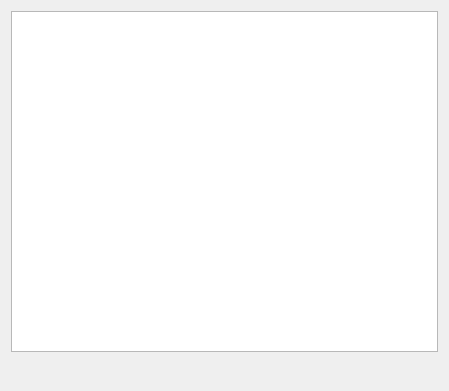
First picture: the form in src/plugin/rootbuilder/ui/rootbuilder_help.ui, repository Kezyma/ModOrganizer-Plugins, before the edit.
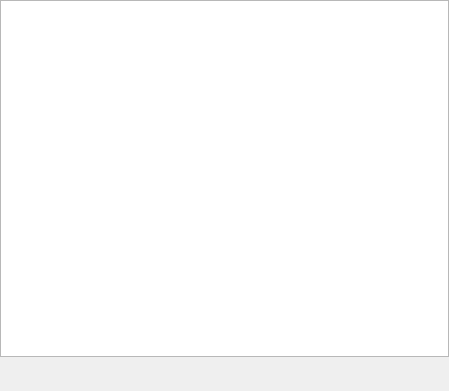
Second picture: the form after the edit.

The edit to the form file:
```diff
--- a/src/plugin/rootbuilder/ui/rootbuilder_help.ui
+++ b/src/plugin/rootbuilder/ui/rootbuilder_help.ui
@@ -14,6 +14,18 @@
    <string>Form</string>
   </property>
   <layout class="QVBoxLayout" name="verticalLayout">
+   <property name="leftMargin">
+    <number>0</number>
+   </property>
+   <property name="topMargin">
+    <number>0</number>
+   </property>
+   <property name="rightMargin">
+    <number>0</number>
+   </property>
+   <property name="bottomMargin">
+    <number>0</number>
+   </property>
    <item>
     <widget class="QTextBrowser" name="helpText"/>
    </item>
@@ -24,16 +36,16 @@
        <number>0</number>
       </property>
       <property name="leftMargin">
-       <number>0</number>
+       <number>9</number>
       </property>
       <property name="topMargin">
        <number>0</number>
       </property>
       <property name="rightMargin">
-       <number>0</number>
+       <number>9</number>
       </property>
       <property name="bottomMargin">
-       <number>0</number>
+       <number>6</number>
       </property>
       <item>
        <widget class="QPushButton" name="docsButton">
```
